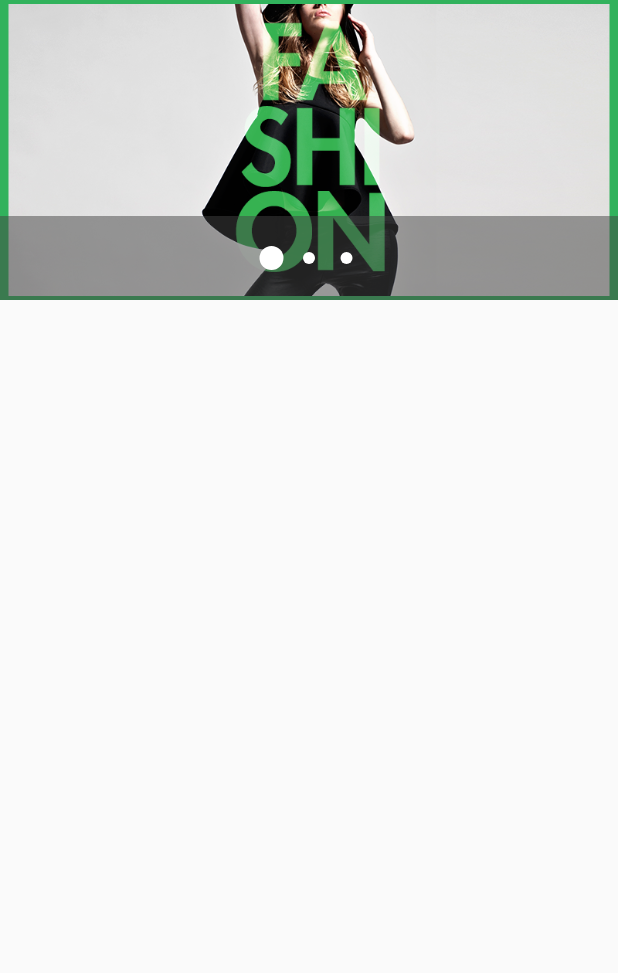
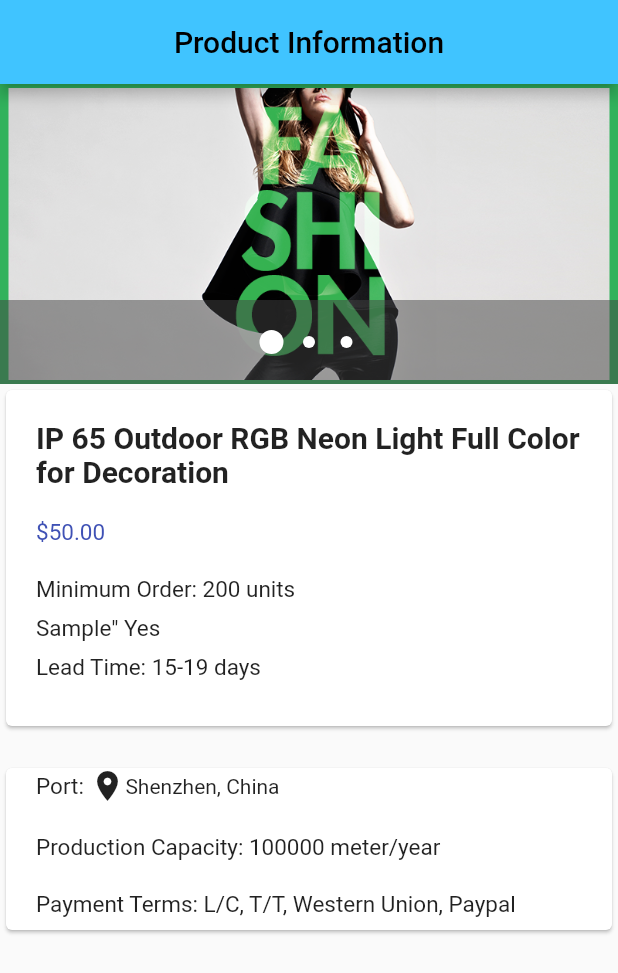
Before and after one commit to HunainHumail/onlala_shopping, a Flutter app: the ProductInformation screen opened directly, on a phone screen of 412 x 824 dp. Shown: the top 973 px of the screen. Run offline on Flutter 3.47's test engine with Material 2 defaults, Android fonts, the phone set to English and light mode, and no system bars; drawn by our look-alikes of carousel_pro; our stand-ins replace cached_network_image, chewie, smooth_star_rating, video_player.

Commit message:
Product Detail Page

```diff
--- /dev/null
+++ b/lib/alldepartments/products/single_product_page/overview.dart
@@ -0,0 +1,116 @@
+import 'package:flutter/material.dart';
+import 'package:carousel_pro/carousel_pro.dart';
+
+class OverviewPage extends StatefulWidget{
+
+  OverviewPage ({Key key}) : super(key:key);
+
+  @override
+  _OverviewPage createState() => _OverviewPage();
+}
+
+class _OverviewPage extends State<OverviewPage> {
+
+  @override
+  Widget build(BuildContext context) {
+
+    Widget image_carousel = new Container(
+      height: 200.0,
+      child: Carousel(
+        boxFit: BoxFit.cover,
+        images: [
+          AssetImage('assets/images/cover1.png'),
+          AssetImage('assets/images/cover2.jpg'),
+          AssetImage('assets/images/cover3.jpg'),
+        ],
+        autoplay: false,
+        animationCurve: Curves.fastOutSlowIn,
+        animationDuration: Duration(milliseconds: 1000),
+      ),
+    );
+
+    // TODO: implement build
+    return Scaffold(
+      body: SafeArea(
+        child: SingleChildScrollView(
+          child: Column(
+            children: <Widget>[
+              image_carousel,
+              SizedBox(
+                width: MediaQuery.of(context).size.width,
+                child: Card(
+                  child: Column(
+                    crossAxisAlignment: CrossAxisAlignment.start,
+                    mainAxisAlignment: MainAxisAlignment.start,
+                    children: <Widget>[
+                      Padding(
+                        padding: const EdgeInsets.all(20.0),
+                        child: Text('IP 65 Outdoor RGB Neon Light Full Color for Decoration',style: TextStyle(fontWeight: FontWeight.bold,fontSize: 20),),
+                      ),
+                      Padding(
+                        padding: const EdgeInsets.only(left:20.0,bottom: 20.0),
+                        child: Text('\$50.00',style: TextStyle(fontSize: 15,color: Colors.indigo),),
+                      ),
+                      Padding(
+                        padding: const EdgeInsets.only(left:20.0,bottom: 8.0),
+                        child: Text('Minimum Order: 200 units',style: TextStyle(fontSize: 15),),
+                      ),
+                      Padding(
+                        padding: const EdgeInsets.only(left:20.0,bottom: 8.0),
+                        child: Text('Sample" Yes',style: TextStyle(fontSize: 15),),
+                      ),
+                      Padding(
+                        padding: const EdgeInsets.only(left:20.0,bottom: 30.0),
+                        child: Text('Lead Time: 15-19 days',style: TextStyle(fontSize: 15),),
+                      ),
+
+                    ],
+                  ),
+                ),
+              ),
+
+              Padding(
+                padding: const EdgeInsets.only(top: 20),
+                child: SizedBox(
+                  width: MediaQuery.of(context).size.width,
+                  child: Card(
+                    child: Column(
+                      crossAxisAlignment: CrossAxisAlignment.start,
+                      mainAxisAlignment: MainAxisAlignment.start,
+                      children: <Widget>[
+                        Padding(
+                          padding: const EdgeInsets.only(left:20.0,bottom: 20.0),
+                          child: Row(
+                            children: <Widget>[
+                              Text('Port: ',style: TextStyle(fontSize: 15),),
+                              Icon(Icons.location_on),
+                              Text('Shenzhen, China')
+                            ],
+                          ),
+                        ),
+                        Padding(
+                          padding: const EdgeInsets.only(left:20.0,bottom: 20.0),
+                          child: Text('Production Capacity: 100000 meter/year',style: TextStyle(fontSize: 15),),
+                        ),
+                        Padding(
+                          padding: const EdgeInsets.only(left:20.0,bottom: 8.0),
+                          child: Text('Payment Terms: L/C, T/T, Western Union, Paypal',style: TextStyle(fontSize: 15),),
+                        ),
+
+
+                      ],
+                    ),
+                  ),
+                ),
+              ),
+
+            ],
+          ),
+        ),
+      ),
+
+
+
+    );
+  }
+}
--- a/lib/alldepartments/products/single_product_page/product_information.dart
+++ b/lib/alldepartments/products/single_product_page/product_information.dart
@@ -1,6 +1,7 @@
 import 'package:flutter/material.dart';
-import 'package:carousel_pro/carousel_pro.dart';
-
+import './overview.dart' as overview;
+import './product_details.dart'as productdetails;
+import './recommended.dart' as recommended;
 
 
 
@@ -17,31 +18,45 @@ class _ProductInformation extends State<ProductInformation> {
   @override
   Widget build(BuildContext context) {
 
-    Widget image_carousel = new Container(
-      height: 200.0,
-      child: Carousel(
-        boxFit: BoxFit.cover,
-        images: [
-          AssetImage('assets/images/cover1.png'),
-          AssetImage('assets/images/cover2.jpg'),
-          AssetImage('assets/images/cover3.jpg'),
-        ],
-        autoplay: false,
-        animationCurve: Curves.fastOutSlowIn,
-        animationDuration: Duration(milliseconds: 1000),
-      ),
-    );
+    PageController _pageController;
+
+    @override
+    void initState() {
+      // TODO: implement initState
+      super.initState();
+      _pageController = PageController();
+    }
+
+    @override
+    void dispose() {
+      // TODO: implement dispose
+      super.dispose();
+      super.dispose();
+    }
+
+
+
 
     // TODO: implement build
     return Scaffold(
+      appBar: AppBar(
+        backgroundColor: Colors.lightBlueAccent,
+        title: Center(child: Text('Product Information',style: TextStyle(color: Colors.black),)),
+      ),
       body: SafeArea(
-        child: SingleChildScrollView(
-          child: Column(
-            children: <Widget>[
-              image_carousel,
+        child: PageView(
+          scrollDirection: Axis.vertical,
+          controller: _pageController,
+          children: <Widget>[
 
-            ],
-          ),
+            overview.OverviewPage(),
+            productdetails.ProductDetails(),
+            recommended.RecommendedPage(),
+
+
+
+          ],
+
         ),
       ),
 
--- a/lib/main.dart
+++ b/lib/main.dart
@@ -24,7 +24,7 @@ void main() {
 
         debugShowCheckedModeBanner: false,
         // home: OnboardingPage(),
-        home:LoginScreen(),
+        home:ProductInformation(),
 
       )
   );
```
Also changed, not shown: lib/alldepartments/products/single_product_page/product_details.dart (added, +232 -0 lines), lib/alldepartments/products/single_product_page/recommended.dart (added, +215 -0 lines).
